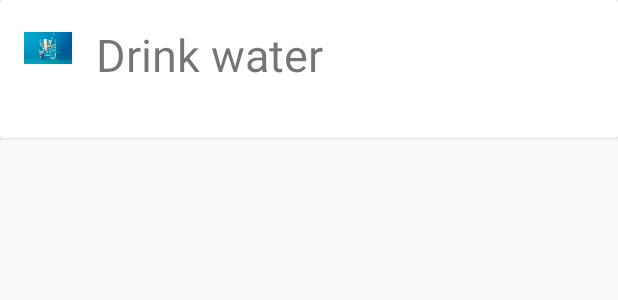
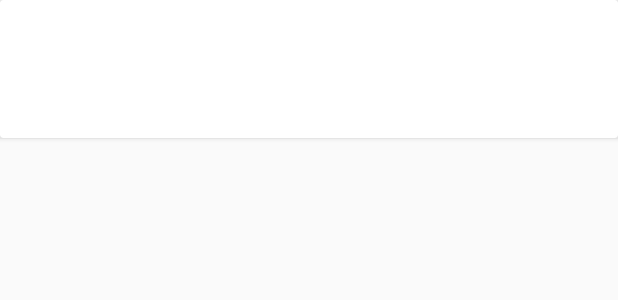
Before and after one commit to labiod/LearnKotlin, an Android app: the layout activity_main.xml on its own in the app's theme, with its tools: preview values and no code run, on a phone screen of 412 x 824 dp. Shown: the top 300 px of the screen. Run offline under Robolectric (Android 15) with nearby library versions, the phone set to English and light mode, and no system bars.

Commit message:
Section 6 lesson 72 : Challenge

```diff
--- a/HabitTrainer/app/src/main/java/com/kgb/habittrainer/MainActivity.kt
+++ b/HabitTrainer/app/src/main/java/com/kgb/habittrainer/MainActivity.kt
@@ -11,5 +11,7 @@ class MainActivity : AppCompatActivity() {
         super.onCreate(savedInstanceState)
         setContentView(R.layout.activity_main)
         tv_description.text = "A refreshing glass of watter gets you hydrated"
+        tv_title.text = "Drink water"
+        iv_icon.setImageResource(R.drawable.water)
     }
 }
--- a/HabitTrainer/app/src/main/res/layout/activity_main.xml
+++ b/HabitTrainer/app/src/main/res/layout/activity_main.xml
@@ -23,13 +23,12 @@
                 android:layout_marginRight="16dp"
                 android:layout_width="32dp"
                 android:layout_height="32dp"
-                android:src="@drawable/water"/>
+                />
             <TextView
                 android:id="@+id/tv_title"
                 android:layout_width="wrap_content"
                 android:layout_height="wrap_content"
                 android:layout_toRightOf="@id/iv_icon"
-                android:text="Drink water"
                 android:textSize="30sp"
                 android:layout_alignParentTop="true"
                 />
@@ -40,7 +39,6 @@
                 android:layout_height="wrap_content"
                 android:layout_toRightOf="@id/iv_icon"
                 android:layout_below="@id/tv_title"
-                android:text=""
                 />
         </RelativeLayout>
 
```
Also changed, not shown: 1 other file.
